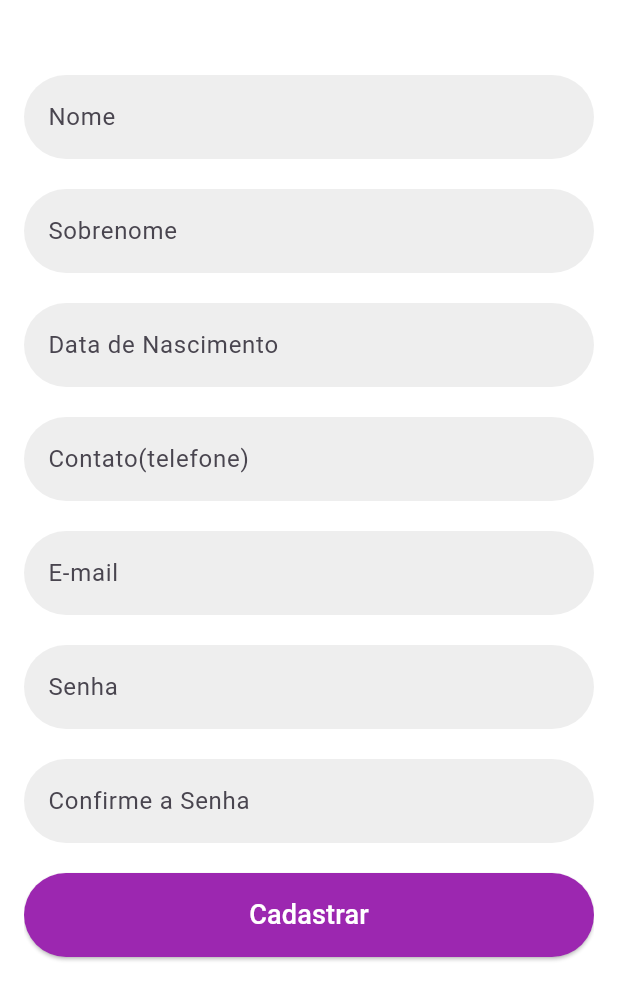
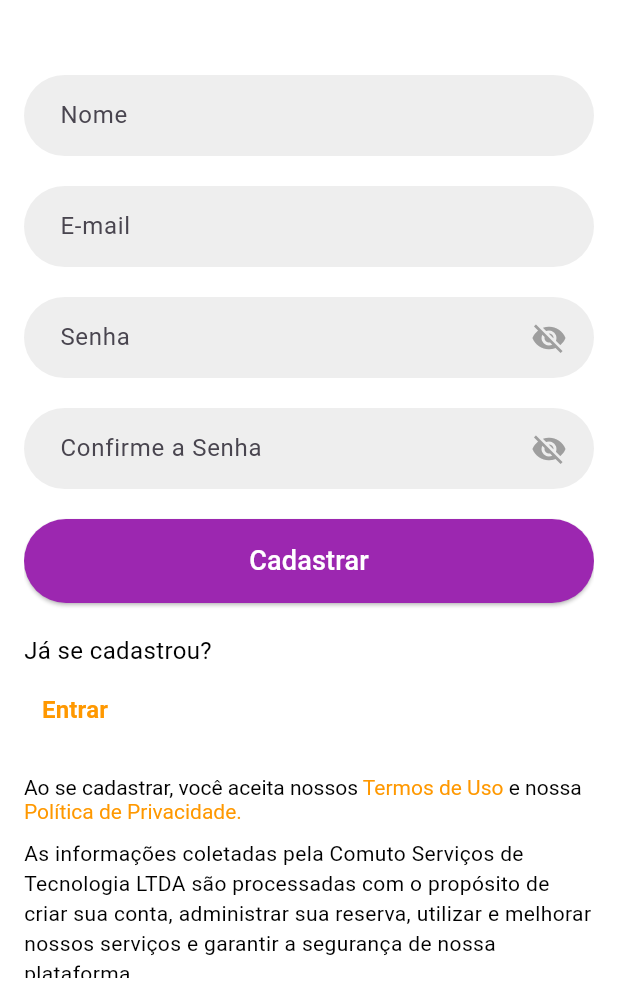
Before and after one commit to antoniosereno95/marcasom, a Flutter app: the screen it shows after launch, after a tap on "Acessar", after a tap on "Cadastre-se", on a phone screen of 412 x 824 dp, the part 234-1236 px from its top. Run offline on Flutter 3.47's test engine with Material 3 defaults, Android fonts, the phone set to English and light mode, and no system bars; our stand-ins replace flutter_svg.

Commit message:
Refatorando e Otimizando screens de Login e Cadastro

```diff
--- a/lib/screens/cadastroScreen.dart
+++ b/lib/screens/cadastroScreen.dart
@@ -2,7 +2,23 @@ import 'package:flutter/gestures.dart';
 import 'package:flutter/material.dart';
 import 'package:flutter_svg/flutter_svg.dart';
 
-class SignupScreen extends StatelessWidget {
+class SignupScreen extends StatefulWidget {
+  @override
+  _SignupScreenState createState() => _SignupScreenState();
+}
+
+class _SignupScreenState extends State<SignupScreen> {
+  final TextEditingController nomeController = TextEditingController();
+  final TextEditingController sobrenomeController = TextEditingController();
+  final TextEditingController dataNascimentoController = TextEditingController();
+  final TextEditingController contatoController = TextEditingController();
+  final TextEditingController emailController = TextEditingController();
+  final TextEditingController senhaController = TextEditingController();
+  final TextEditingController confirmarSenhaController = TextEditingController();
+
+  bool obscurePassword = true;
+  bool obscureConfirmPassword = true;
+
   @override
   Widget build(BuildContext context) {
     return Scaffold(
@@ -23,6 +39,7 @@ class SignupScreen extends StatelessWidget {
               ),
               SizedBox(height: 50),
               TextField(
+                controller: nomeController,
                 decoration: InputDecoration(
                   hintText: 'Nome',
                   border: OutlineInputBorder(
@@ -31,46 +48,12 @@ class SignupScreen extends StatelessWidget {
                   ),
                   filled: true,
                   fillColor: Colors.grey[200],
+                  contentPadding: EdgeInsets.symmetric(vertical: 15, horizontal: 20),
                 ),
               ),
               SizedBox(height: 20),
               TextField(
-                decoration: InputDecoration(
-                  hintText: 'Sobrenome',
-                  border: OutlineInputBorder(
-                    borderRadius: BorderRadius.circular(30.0),
-                    borderSide: BorderSide.none,
-                  ),
-                  filled: true,
-                  fillColor: Colors.grey[200],
-                ),
-              ),
-              SizedBox(height: 20),
-              TextField(
-                decoration: InputDecoration(
-                  hintText: 'Data de Nascimento',
-                  border: OutlineInputBorder(
-                    borderRadius: BorderRadius.circular(30.0),
-                    borderSide: BorderSide.none,
-                  ),
-                  filled: true,
-                  fillColor: Colors.grey[200],
-                ),
-              ),
-              SizedBox(height: 20),
-              TextField(
-                decoration: InputDecoration(
-                  hintText: 'Contato(telefone)',
-                  border: OutlineInputBorder(
-                    borderRadius: BorderRadius.circular(30.0),
-                    borderSide: BorderSide.none,
-                  ),
-                  filled: true,
-                  fillColor: Colors.grey[200],
-                ),
-              ),
-              SizedBox(height: 20),
-              TextField(
+                controller: emailController,
                 decoration: InputDecoration(
                   hintText: 'E-mail',
                   border: OutlineInputBorder(
@@ -79,10 +62,12 @@ class SignupScreen extends StatelessWidget {
                   ),
                   filled: true,
                   fillColor: Colors.grey[200],
+                  contentPadding: EdgeInsets.symmetric(vertical: 15, horizontal: 20),
                 ),
               ),
               SizedBox(height: 20),
               TextField(
+                controller: senhaController,
                 decoration: InputDecoration(
                   hintText: 'Senha',
                   border: OutlineInputBorder(
@@ -91,11 +76,27 @@ class SignupScreen extends StatelessWidget {
                   ),
                   filled: true,
                   fillColor: Colors.grey[200],
+                  contentPadding: EdgeInsets.symmetric(vertical: 15, horizontal: 20),
+                  suffixIcon: Padding(
+                    padding: EdgeInsets.only(right: 12.0),
+                    child: GestureDetector(
+                      onTap: () {
+                        setState(() {
+                          obscurePassword = !obscurePassword;
+                        });
+                      },
+                      child: Icon(
+                        obscurePassword ? Icons.visibility_off : Icons.visibility,
+                        color: Colors.grey,
+                      ),
+                    ),
+                  ),
                 ),
-                obscureText: true,
+                obscureText: obscurePassword,
               ),
               SizedBox(height: 20),
               TextField(
+                controller: confirmarSenhaController,
                 decoration: InputDecoration(
                   hintText: 'Confirme a Senha',
                   border: OutlineInputBorder(
@@ -104,8 +105,23 @@ class SignupScreen extends StatelessWidget {
                   ),
                   filled: true,
                   fillColor: Colors.grey[200],
+                  contentPadding: EdgeInsets.symmetric(vertical: 15, horizontal: 20),
+                  suffixIcon: Padding(
+                    padding: EdgeInsets.only(right: 12.0),
+                    child: GestureDetector(
+                      onTap: () {
+                        setState(() {
+                          obscureConfirmPassword = !obscureConfirmPassword;
+                        });
+                      },
+                      child: Icon(
+                        obscureConfirmPassword ? Icons.visibility_off : Icons.visibility,
+                        color: Colors.grey,
+                      ),
+                    ),
+                  ),
                 ),
-                obscureText: true,
+                obscureText: obscureConfirmPassword,
               ),
               SizedBox(height: 20),
               ElevatedButton(
@@ -139,11 +155,12 @@ class SignupScreen extends StatelessWidget {
                         color: Colors.black,
                       ),
                     ),
+                    SizedBox(height: 4),
                     TextButton(
                       onPressed: () {
                         Navigator.pushNamed(context, '/login');
                       },
-                      child: Text(
+                      child: const Text(
                         'Entrar',
                         style: TextStyle(
                           fontSize: 16,
--- a/lib/screens/loginScreen.dart
+++ b/lib/screens/loginScreen.dart
@@ -12,6 +12,8 @@ class _LoginScreenState extends State<LoginScreen> {
 
   // GlobalKey para acessar o estado do formulário
   final _formKey = GlobalKey<FormState>();
+
+  bool obscurePassword = true;
 
   @override
   Widget build(BuildContext context) {
@@ -32,7 +34,7 @@ class _LoginScreenState extends State<LoginScreen> {
                   height: 40,
                 ),
               ),
-              const SizedBox(height: 50),
+              SizedBox(height: 50),
               TextFormField(
                 controller: emailController,
                 decoration: InputDecoration(
@@ -43,6 +45,7 @@ class _LoginScreenState extends State<LoginScreen> {
                   ),
                   filled: true,
                   fillColor: Colors.grey[200],
+                  contentPadding: EdgeInsets.symmetric(vertical: 15, horizontal: 20),
                 ),
                 textInputAction: TextInputAction.next,
                 onFieldSubmitted: (_) {
@@ -55,7 +58,7 @@ class _LoginScreenState extends State<LoginScreen> {
                   return null;
                 },
               ),
-              const SizedBox(height: 20),
+              SizedBox(height: 20),
               TextFormField(
                 controller: senhaController,
                 decoration: InputDecoration(
@@ -66,8 +69,23 @@ class _LoginScreenState extends State<LoginScreen> {
                   ),
                   filled: true,
                   fillColor: Colors.grey[200],
+                  contentPadding: EdgeInsets.symmetric(vertical: 15, horizontal: 20),
+                  suffixIcon: Padding(
+                    padding: EdgeInsets.only(right: 12.0),
+                    child: GestureDetector(
+                      onTap: () {
+                        setState(() {
+                          obscurePassword = !obscurePassword;
+                        });
+                      },
+                      child: Icon(
+                        obscurePassword ? Icons.visibility_off : Icons.visibility,
+                        color: Colors.grey,
+                      ),
+                    ),
+                  ),
                 ),
-                obscureText: true,
+                obscureText: obscurePassword,
                 textInputAction: TextInputAction.done,
                 onFieldSubmitted: (_) {
                   submitForm();
@@ -79,7 +97,7 @@ class _LoginScreenState extends State<LoginScreen> {
                   return null;
                 },
               ),
-              const SizedBox(height: 20),
+              SizedBox(height: 20),
               ElevatedButton(
                 onPressed: submitForm,
                 style: ElevatedButton.styleFrom(
@@ -96,7 +114,7 @@ class _LoginScreenState extends State<LoginScreen> {
                   ),
                 ),
               ),
-              const SizedBox(height: 20),
+              SizedBox(height: 20),
               Align(
                 alignment: Alignment.centerLeft,
                 child: Column(
@@ -109,6 +127,7 @@ class _LoginScreenState extends State<LoginScreen> {
                         color: Colors.black,
                       ),
                     ),
+                    SizedBox(height: 4),
                     TextButton(
                       onPressed: () {
                         Navigator.pushNamed(context, '/signup');
```
